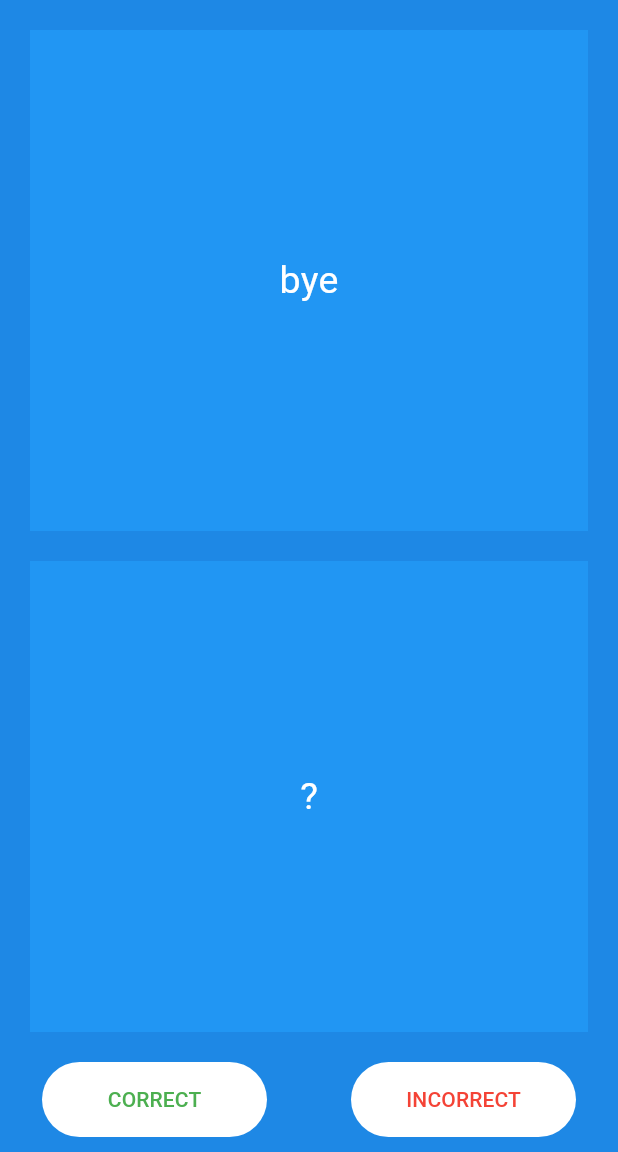
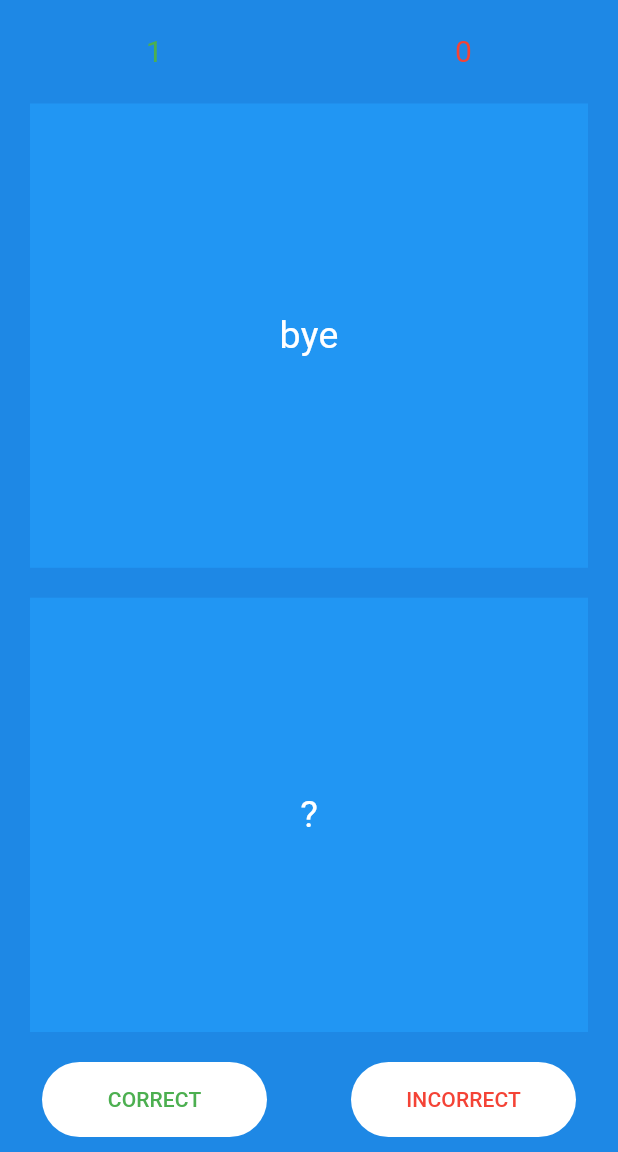
Before and after one commit to faridun-dev/guess_word_app, a Flutter app: the GuessGame screen opened directly, after a tap on "CORRECT", on a phone screen of 412 x 824 dp, the part 84-1236 px from its top. Run offline on Flutter 3.47's test engine with Material 3 defaults, Android fonts, the light colour scheme and no system bars; our stand-ins replace hive_flutter; accounts and stored records are empty.

Commit message:
Fixed some UI, added correct/incorrect counter

```diff
--- a/lib/pages/guess_game.dart
+++ b/lib/pages/guess_game.dart
@@ -12,6 +12,8 @@ class _GuessGameState extends State<GuessGame> {
   final _box = Hive.box("dataBase");
   bool question = true;
   int currentIndex = 0;
+  int correct = 0;
+  int incorrect = 0;
 
   @override
   Widget build(BuildContext context) {
@@ -32,6 +34,9 @@ class _GuessGameState extends State<GuessGame> {
         int currentScore = data[word]![1];
         if (isCorrect) {
           currentScore++;
+          correct++;
+        } else {
+          incorrect++;
         }
         data[word]![1] = currentScore;
 
@@ -54,6 +59,28 @@ class _GuessGameState extends State<GuessGame> {
       ),
       body: Column(
         children: [
+          const SizedBox(
+            height: 20,
+          ),
+          Row(
+            mainAxisAlignment: MainAxisAlignment.spaceAround,
+            children: [
+              Text(
+                "$correct",
+                style: const TextStyle(
+                  color: Colors.green,
+                  fontSize: 20,
+                ),
+              ),
+              Text(
+                "$incorrect",
+                style: const TextStyle(
+                  color: Colors.red,
+                  fontSize: 20,
+                ),
+              ),
+            ],
+          ),
           Expanded(
             child: Padding(
               padding: const EdgeInsets.only(
--- a/lib/pages/home_page.dart
+++ b/lib/pages/home_page.dart
@@ -12,7 +12,6 @@ class HomePage extends StatefulWidget {
 }
 
 class _HomePageState extends State<HomePage> {
-
   final _box = Hive.box("dataBase");
   void learnWords() {
     Navigator.of(context).push(
--- a/lib/pages/learn_game.dart
+++ b/lib/pages/learn_game.dart
@@ -12,6 +12,7 @@ class _LearnGameState extends State<LearnGame> {
   final _box = Hive.box("dataBase");
 
   int currentIndex = 0;
+  bool question = true;
 
   @override
   Widget build(BuildContext context) {
@@ -22,6 +23,7 @@ class _LearnGameState extends State<LearnGame> {
     void nextWord() {
       setState(() {
         currentIndex++;
+        question = true;
       });
     }
 
@@ -66,6 +68,12 @@ class _LearnGameState extends State<LearnGame> {
                   ),
                 ),
                 Expanded(
+                  child: GestureDetector(
+                    onTap: () {
+                      setState(() {
+                        question = !question;
+                      });
+                    },
                     child: Padding(
                       padding: const EdgeInsets.only(
                         top: 20,
@@ -80,10 +88,11 @@ class _LearnGameState extends State<LearnGame> {
                         ),
                         child: Center(
                           child: Text(
-                          translations[currentIndex][0],
+                            question ? "?" : translations[currentIndex][0],
                             style: const TextStyle(
                               fontSize: 25,
                               color: Colors.white,
+                            ),
                           ),
                         ),
                       ),
```
Lines whose indentation alone changed are shown as unchanged.
